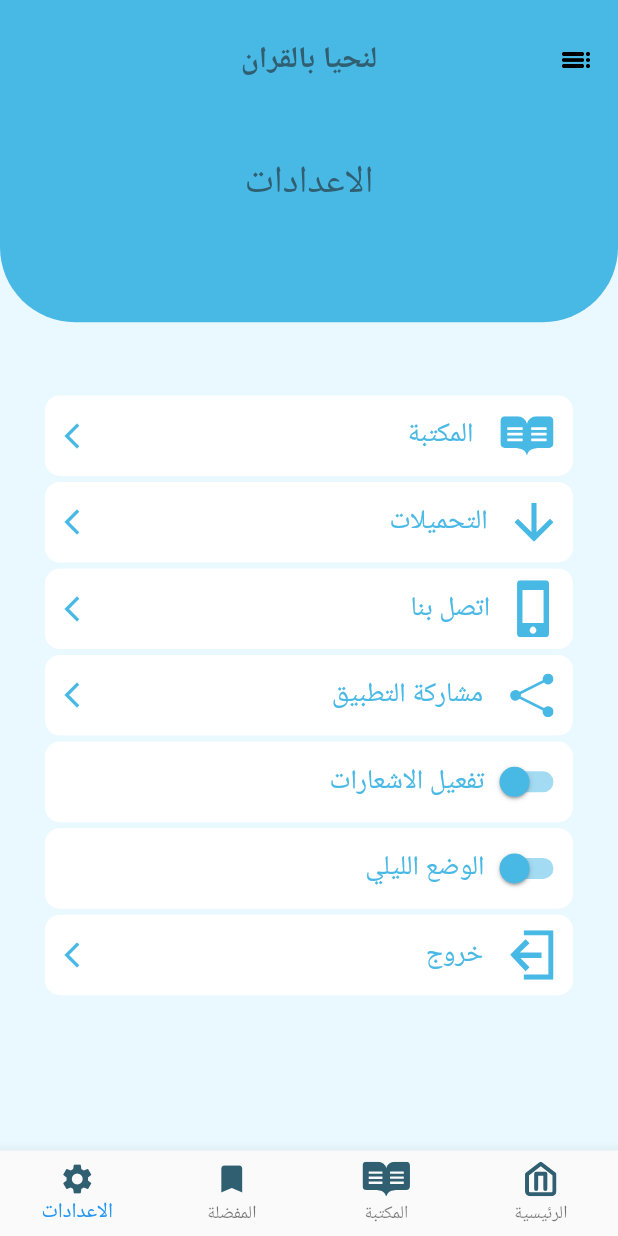
After one commit to amr012/We-Live-With-Quran, a Flutter app: the screen it shows after launch, item 4 of the bottom bar chosen, on a phone screen of 412 x 824 dp. The commit adds this screen. Run offline on Flutter 3.47's test engine with Material 2 defaults, Android fonts, the phone set to English and light mode, and no system bars; our stand-ins replace flutter_screenutil, flutter_svg, get.

Commit message:
settings

```diff
--- a/lib/constants/colors.dart
+++ b/lib/constants/colors.dart
@@ -1,3 +1,4 @@
 import 'package:flutter/material.dart';
 
 const mainColor = Color(0xff305F72);
+const blueColor = Color(0xff48B8E5);
--- /dev/null
+++ b/lib/custom_widgets/custom_setting_item.dart
@@ -0,0 +1,48 @@
+import 'package:flutter/material.dart';
+import 'package:flutter_screenutil/flutter_screenutil.dart';
+import 'package:flutter_svg/flutter_svg.dart';
+import 'package:welivewithquran/constants/colors.dart';
+import 'package:welivewithquran/custom_widgets/custom_text.dart';
+
+class CustomSettingItem extends StatelessWidget {
+   CustomSettingItem({Key? key,this.title,this.image,this.onPress}) : super(key: key);
+
+   String? image;
+   String? title;
+   Function()? onPress;
+
+  @override
+  Widget build(BuildContext context) {
+    return GestureDetector(
+      onTap: onPress,
+      child: Container(
+        height: 55.h,
+        decoration: BoxDecoration(
+            color: Colors.white,
+            borderRadius: BorderRadius.circular(10)
+        ),
+        child: Padding(
+          padding: const EdgeInsets.symmetric(horizontal: 8.0),
+          child: Row(
+            mainAxisAlignment: MainAxisAlignment.spaceBetween,
+            children: [
+              Row(
+                children: [
+                  SizedBox(width: 5,),
+                  SvgPicture.asset(image!,color: blueColor,),
+                  SizedBox(width: 17.w,),
+                  CustomText(
+                    text: title!,
+                    color: blueColor,
+
+                  )
+                ],
+              ),
+              Icon(Icons.arrow_forward_ios,size: 20,color: blueColor,)
+            ],
+          ),
+        ),
+      ),
+    );
+  }
+}
--- a/lib/main.dart
+++ b/lib/main.dart
@@ -1,5 +1,5 @@
 import 'dart:ui';
-
+import 'package:flutter_screenutil/flutter_screenutil.dart';
 import 'package:flutter/material.dart';
 import 'package:get/get.dart';
 import 'package:welivewithquran/custom_widgets/custom_social_container.dart';
@@ -15,10 +15,14 @@ class MyApp extends StatelessWidget {
   @override
   Widget build(BuildContext context) {
 
-    return  GetMaterialApp(
-      debugShowCheckedModeBanner: false,
-      locale: Locale("ar"),
-      home: HomeScreen(),
+    return  ScreenUtilInit(
+      designSize: Size(390, 844),
+      builder : (context,child)=> GetMaterialApp(
+        debugShowCheckedModeBanner: false,
+        locale: Locale("ar"),
+        home: child,
+      ),
+      child: HomeScreen(),
     );
   }
 }
--- a/lib/screens/home_screen/home_screen.dart
+++ b/lib/screens/home_screen/home_screen.dart
@@ -5,7 +5,9 @@ import 'package:get/get.dart';
 import 'package:welivewithquran/constants/colors.dart';
 import 'package:welivewithquran/custom_widgets/custom_social_container.dart';
 import 'package:welivewithquran/screens/favourite_screen/favourite_screen.dart';
+import 'package:welivewithquran/screens/library/library_screen.dart';
 import 'package:welivewithquran/screens/main_screen/main_screen.dart';
+import 'package:welivewithquran/screens/settings/settings_screen.dart';
 import 'package:welivewithquran/screens/test_screen.dart';
 
 class HomeScreen extends StatefulWidget {
@@ -20,9 +22,9 @@ class _HomeScreenState extends State<HomeScreen> {
 
    List screen = [
      MainScreen(),
-     MainScreen(),
+     LibraryScreen(),
      FavouriteScreen(),
-     MainScreen(),
+     SettingsScreen(),
    ];
 
    checkCurrentIndex(int index) {
--- /dev/null
+++ b/lib/screens/settings/settings_screen.dart
@@ -0,0 +1,125 @@
+import 'package:flutter/material.dart';
+import 'package:flutter_screenutil/flutter_screenutil.dart';
+import 'package:flutter_svg/flutter_svg.dart';
+import 'package:welivewithquran/constants/colors.dart';
+import 'package:welivewithquran/custom_widgets/custom_setting_item.dart';
+import 'package:welivewithquran/custom_widgets/custom_text.dart';
+
+class SettingsScreen  extends StatelessWidget {
+  const SettingsScreen ({Key? key}) : super(key: key);
+
+  @override
+  Widget build(BuildContext context) {
+    return Container(
+      child: SingleChildScrollView(
+        child: Column(
+          children: [
+            Container(
+              height: 220.h,
+              width: double.infinity,
+              decoration: BoxDecoration(
+                color: blueColor,
+                borderRadius: BorderRadius.only(
+                  bottomLeft: Radius.circular(50),
+                  bottomRight: Radius.circular(50),
+                )
+              ),
+              child: Padding(
+                padding:  EdgeInsets.only(top: 30.h),
+                child: Center(
+                  child: CustomText(
+                    text: "الاعدادات",
+                    fontSize: 24.sp,
+                    color: mainColor,
+                  ),
+                ),
+              ),
+            ),
+            SizedBox(height: 50.h,),
+            Padding(
+              padding: const EdgeInsets.symmetric(horizontal: 30.0),
+              child: Column(
+                children: [
+                  CustomSettingItem(
+                    title: "المكتبة",
+                    onPress: (){},
+                    image: "assets/icons/library_icon.svg",
+                  ),
+                  SizedBox(height: 4,),
+                  CustomSettingItem(
+                    title: "التحميلات",
+                    onPress: (){},
+                    image: "assets/icons/down_arrow.svg",
+                  ),
+                  SizedBox(height: 4,),
+                  CustomSettingItem(
+                    title: "اتصل بنا",
+                    onPress: (){},
+                    image: "assets/icons/mobile.svg",
+                  ),
+                  SizedBox(height: 4,),
+                  CustomSettingItem(
+                    title: "مشاركة التطبيق",
+                    onPress: (){},
+                    image: "assets/icons/share.svg",
+                  ),
+                  SizedBox(height: 4,),
+                  GestureDetector(
+                    onTap: (){},
+                    child: Container(
+                      height: 55.h,
+                      decoration: BoxDecoration(
+                          color: Colors.white,
+                          borderRadius: BorderRadius.circular(10)
+                      ),
+                      child: Row(
+                        children: [
+                          Switch(
+                            activeColor: blueColor,
+                              value: true, onChanged: (value){}),
+                          CustomText(
+                            text: "تفعيل الاشعارات",
+                            color: blueColor,
+
+                          )
+                        ],
+                      ),
+                    ),
+                  ),
+                  SizedBox(height: 4,),
+                  GestureDetector(
+                    onTap: (){},
+                    child: Container(
+                      height: 55.h,
+                      decoration: BoxDecoration(
+                          color: Colors.white,
+                          borderRadius: BorderRadius.circular(10)
+                      ),
+                      child: Row(
+                        children: [
+                          Switch(
+                              activeColor: blueColor,
+                              value: true, onChanged: (value){}),
+                          CustomText(
+                            text: "الوضع الليلي",
+                            color: blueColor,
+
+                          )
+                        ],
+                      ),
+                    ),
+                  ),
+                  SizedBox(height: 4,),
+                  CustomSettingItem(
+                    image: "assets/icons/exit.svg",
+                    title: "خروج",
+                  )
+                ],
+              ),
+            )
+          ],
+        ),
+      ),
+    );
+  }
+}
--- a/pubspec.yaml
+++ b/pubspec.yaml
@@ -34,6 +34,7 @@ dependencies:
   cupertino_icons: ^1.0.2
   get: 4.6.1
   flutter_svg: ^1.0.3
+  flutter_screenutil: ^5.5.3+2
 
 
 dev_dependencies:
```
Also changed, not shown: lib/screens/library/library_screen.dart (added, +74 -0 lines), assets/icons/down_arrow.svg (added), assets/icons/exit.svg (added), assets/icons/mobile.svg (added), assets/icons/share.svg (added), pubspec.lock.
